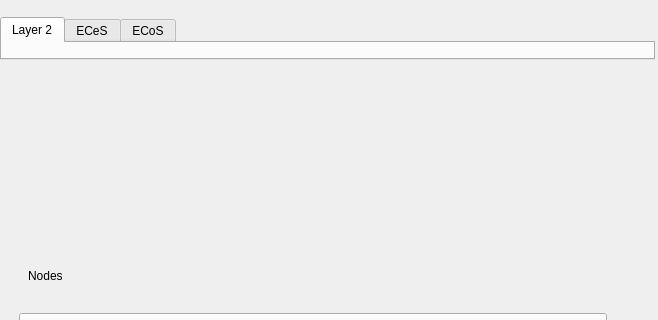
First picture: the form in opensyde_tool/src/system_definition/bus_edit/C_SdBueComIfDescriptionWidget.ui, repository openSYDE/openSYDE, before the edit; both pictures show x 0 to 658 and y 0 to 320 of the 658 by 698 pixel window.
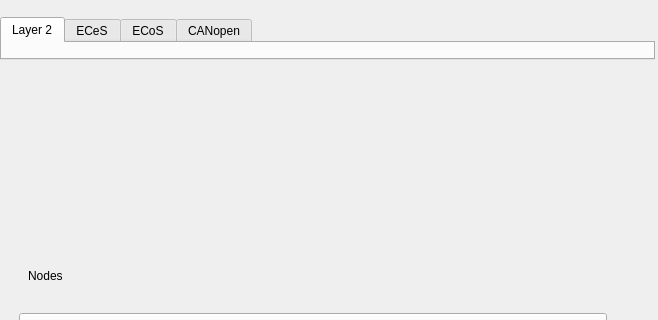
Second picture: the form after the edit. Icons and pictures are not drawn. Custom widgets are drawn as their Qt base class.

Diff of the .ui file:
```diff
--- a/opensyde_tool/src/system_definition/bus_edit/C_SdBueComIfDescriptionWidget.ui
+++ b/opensyde_tool/src/system_definition/bus_edit/C_SdBueComIfDescriptionWidget.ui
@@ -90,6 +90,11 @@
          <string>ECoS</string>
         </attribute>
        </widget>
+       <widget class="QWidget" name="pc_Tab4">
+        <attribute name="title">
+         <string>CANopen</string>
+        </attribute>
+       </widget>
       </widget>
      </item>
      <item>
```
